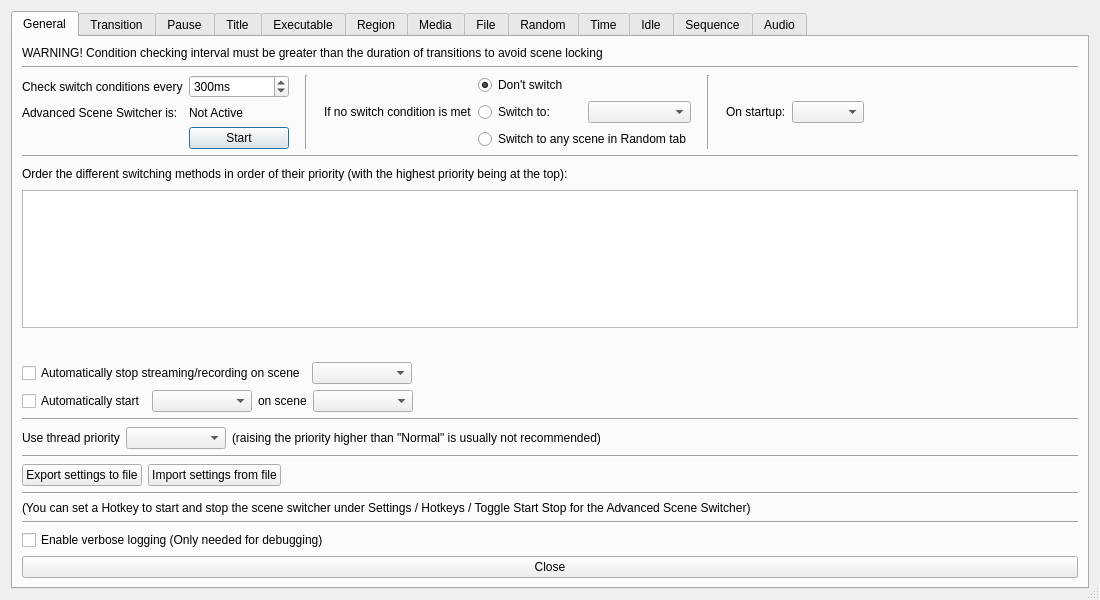
Before: the Qt Designer form forms/advanced-scene-switcher.ui in WarmUpTill/SceneSwitcher, drawn with Qt 5.
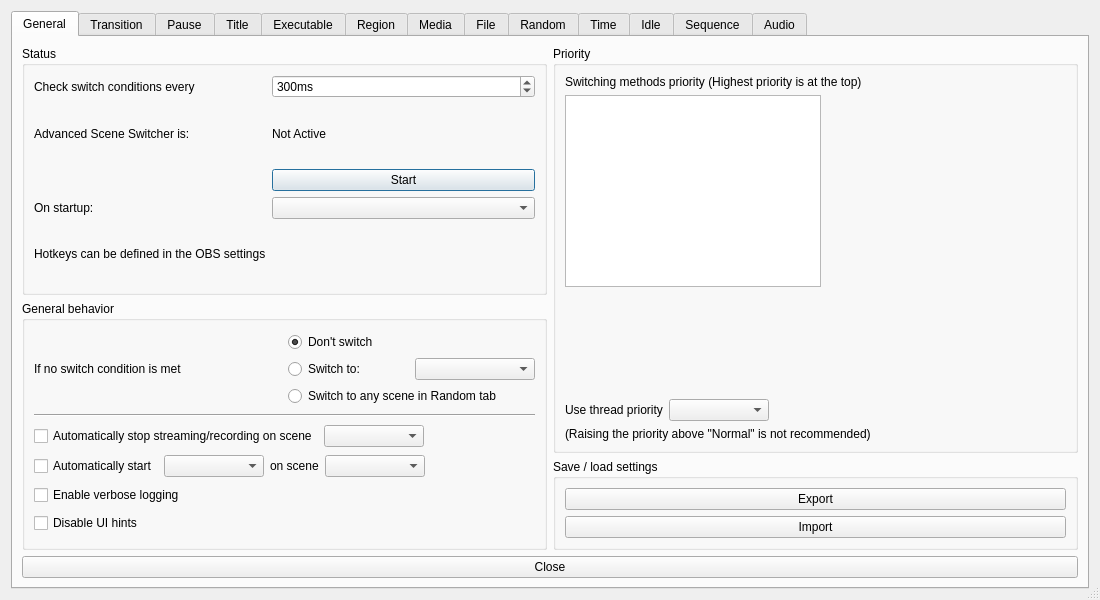
After: the same form once the commit is applied. Icons and pictures are not drawn.

The edit to the form file:
```diff
--- a/forms/advanced-scene-switcher.ui
+++ b/forms/advanced-scene-switcher.ui
@@ -44,65 +44,40 @@
       <attribute name="title">
        <string notr="true">General</string>
       </attribute>
+      <layout class="QVBoxLayout" name="verticalLayout_19">
+       <item>
+        <layout class="QHBoxLayout" name="horizontalLayout_31">
+         <item>
       <layout class="QVBoxLayout" name="verticalLayout_2">
        <item>
-        <layout class="QHBoxLayout" name="horizontalLayout_41">
-         <item>
-          <widget class="QLabel" name="label_63">
-           <property name="text">
-            <string>WARNING! Condition checking interval must be greater than the duration of transitions to avoid scene locking</string>
-           </property>
-          </widget>
-         </item>
-        </layout>
-       </item>
-       <item>
-        <widget class="Line" name="line_6">
-         <property name="orientation">
-          <enum>Qt::Horizontal</enum>
-         </property>
-        </widget>
-       </item>
-       <item>
+            <widget class="QGroupBox" name="statusBox">
+             <property name="title">
+              <string>Status</string>
+             </property>
         <layout class="QGridLayout" name="gridLayout_4">
-         <item row="0" column="2">
-          <widget class="Line" name="line_13">
-           <property name="orientation">
-            <enum>Qt::Vertical</enum>
-           </property>
-          </widget>
-         </item>
-         <item row="0" column="10">
-          <spacer name="horizontalSpacer_47">
-           <property name="orientation">
-            <enum>Qt::Horizontal</enum>
-           </property>
-           <property name="sizeHint" stdset="0">
-            <size>
-             <width>40</width>
-             <height>20</height>
-            </size>
-           </property>
-          </spacer>
-         </item>
-         <item row="0" column="5">
-          <spacer name="horizontalSpacer_52">
-           <property name="orientation">
-            <enum>Qt::Horizontal</enum>
-           </property>
-           <property name="sizeType">
-            <enum>QSizePolicy::Fixed</enum>
-           </property>
-           <property name="sizeHint" stdset="0">
-            <size>
-             <width>10</width>
-             <height>0</height>
-            </size>
-           </property>
-          </spacer>
-         </item>
          <item row="0" column="0">
           <layout class="QGridLayout" name="gridLayout_2">
+                <item row="4" column="0">
+                 <widget class="QLabel" name="label_13">
+                  <property name="text">
+                   <string>Hotkeys can be defined in the OBS settings</string>
+                  </property>
+                 </widget>
+                </item>
+                <item row="1" column="0">
+                 <widget class="QLabel" name="label_5">
+                  <property name="text">
+                   <string>Advanced Scene Switcher is:</string>
+                  </property>
+                 </widget>
+                </item>
+                <item row="3" column="0">
+                 <widget class="QLabel" name="label_64">
+                  <property name="text">
+                   <string>On startup:</string>
+                  </property>
+                 </widget>
+                </item>
            <item row="2" column="1">
             <widget class="QPushButton" name="toggleStartButton">
              <property name="text">
@@ -110,26 +85,8 @@
              </property>
             </widget>
            </item>
-           <item row="0" column="0">
-            <widget class="QLabel" name="label_4">
-             <property name="text">
-              <string>Check switch conditions every</string>
-             </property>
-            </widget>
-           </item>
-           <item row="1" column="1">
-            <widget class="QLabel" name="pluginRunningText">
-             <property name="text">
-              <string notr="true">Not Active</string>
-             </property>
-            </widget>
-           </item>
-           <item row="1" column="0">
-            <widget class="QLabel" name="label_5">
-             <property name="text">
-              <string>Advanced Scene Switcher is:</string>
-             </property>
-            </widget>
+                <item row="3" column="1">
+                 <widget class="QComboBox" name="startupBehavior"/>
            </item>
            <item row="0" column="1">
             <widget class="QSpinBox" name="checkInterval">
@@ -153,9 +110,112 @@
              </property>
             </widget>
            </item>
-          </layout>
-         </item>
-         <item row="0" column="4">
+                <item row="0" column="0">
+                 <widget class="QLabel" name="label_4">
+                  <property name="text">
+                   <string>Check switch conditions every</string>
+                  </property>
+                 </widget>
+                </item>
+                <item row="1" column="1">
+                 <layout class="QHBoxLayout" name="horizontalLayout_47">
+                  <item>
+                   <widget class="QLabel" name="pluginRunningText">
+                    <property name="text">
+                     <string notr="true">Not Active</string>
+                    </property>
+                   </widget>
+                  </item>
+                  <item>
+                   <spacer name="horizontalSpacer">
+                    <property name="orientation">
+                     <enum>Qt::Horizontal</enum>
+                    </property>
+                    <property name="sizeHint" stdset="0">
+                     <size>
+                      <width>40</width>
+                      <height>20</height>
+                     </size>
+                    </property>
+                   </spacer>
+                  </item>
+                 </layout>
+                </item>
+               </layout>
+              </item>
+             </layout>
+            </widget>
+           </item>
+           <item>
+            <widget class="QGroupBox" name="generalSettingsBox">
+             <property name="title">
+              <string>General behavior</string>
+             </property>
+             <layout class="QGridLayout" name="gridLayout_5">
+              <item row="3" column="0">
+               <layout class="QHBoxLayout" name="horizontalLayout_50">
+                <item>
+                 <widget class="QCheckBox" name="autoStartSceneCheckBox">
+                  <property name="text">
+                   <string>Automatically start</string>
+                  </property>
+                 </widget>
+                </item>
+                <item>
+                 <widget class="QComboBox" name="autoStartType">
+                  <property name="sizePolicy">
+                   <sizepolicy hsizetype="Maximum" vsizetype="Fixed">
+                    <horstretch>0</horstretch>
+                    <verstretch>0</verstretch>
+                   </sizepolicy>
+                  </property>
+                  <property name="minimumSize">
+                   <size>
+                    <width>100</width>
+                    <height>0</height>
+                   </size>
+                  </property>
+                 </widget>
+                </item>
+                <item>
+                 <widget class="QLabel" name="label_65">
+                  <property name="text">
+                   <string>on scene</string>
+                  </property>
+                 </widget>
+                </item>
+                <item>
+                 <widget class="QComboBox" name="autoStartScenes">
+                  <property name="sizePolicy">
+                   <sizepolicy hsizetype="Maximum" vsizetype="Fixed">
+                    <horstretch>0</horstretch>
+                    <verstretch>0</verstretch>
+                   </sizepolicy>
+                  </property>
+                  <property name="minimumSize">
+                   <size>
+                    <width>100</width>
+                    <height>0</height>
+                   </size>
+                  </property>
+                 </widget>
+                </item>
+                <item>
+                 <spacer name="horizontalSpacer_55">
+                  <property name="orientation">
+                   <enum>Qt::Horizontal</enum>
+                  </property>
+                  <property name="sizeHint" stdset="0">
+                   <size>
+                    <width>40</width>
+                    <height>20</height>
+                   </size>
+                  </property>
+                 </spacer>
+                </item>
+               </layout>
+              </item>
+              <item row="0" column="0">
           <layout class="QGridLayout" name="gridLayout">
            <item row="0" column="2">
             <layout class="QHBoxLayout" name="horizontalLayout_43">
@@ -240,108 +300,146 @@
            </item>
           </layout>
          </item>
-         <item row="0" column="3">
-          <spacer name="horizontalSpacer_46">
+              <item row="4" column="0">
+               <layout class="QHBoxLayout" name="horizontalLayout_52">
+                <item>
+                 <widget class="QCheckBox" name="verboseLogging">
+                  <property name="text">
+                   <string>Enable verbose logging</string>
+                  </property>
+                 </widget>
+                </item>
+                <item>
+                 <spacer name="horizontalSpacer_49">
            <property name="orientation">
             <enum>Qt::Horizontal</enum>
            </property>
-           <property name="sizeType">
-            <enum>QSizePolicy::Fixed</enum>
-           </property>
            <property name="sizeHint" stdset="0">
             <size>
-             <width>10</width>
-             <height>0</height>
+                    <width>40</width>
+                    <height>20</height>
             </size>
            </property>
           </spacer>
          </item>
-         <item row="0" column="9">
-          <widget class="QComboBox" name="startupBehavior"/>
-         </item>
-         <item row="0" column="1">
-          <spacer name="horizontalSpacer">
-           <property name="orientation">
-            <enum>Qt::Horizontal</enum>
-           </property>
-           <property name="sizeType">
-            <enum>QSizePolicy::Fixed</enum>
-           </property>
-           <property name="sizeHint" stdset="0">
+               </layout>
+              </item>
+              <item row="2" column="0">
+               <layout class="QHBoxLayout" name="horizontalLayout_33">
+                <item>
+                 <widget class="QCheckBox" name="autoStopSceneCheckBox">
+                  <property name="text">
+                   <string>Automatically stop streaming/recording on scene</string>
+                  </property>
+                 </widget>
+                </item>
+                <item>
+                 <widget class="QComboBox" name="autoStopScenes">
+                  <property name="sizePolicy">
+                   <sizepolicy hsizetype="Maximum" vsizetype="Fixed">
+                    <horstretch>0</horstretch>
+                    <verstretch>0</verstretch>
+                   </sizepolicy>
+                  </property>
+                  <property name="minimumSize">
             <size>
-             <width>10</width>
+                    <width>100</width>
              <height>0</height>
             </size>
            </property>
-          </spacer>
-         </item>
-         <item row="0" column="7">
-          <spacer name="horizontalSpacer_53">
+                 </widget>
+                </item>
+                <item>
+                 <spacer name="horizontalSpacer_19">
            <property name="orientation">
             <enum>Qt::Horizontal</enum>
            </property>
-           <property name="sizeType">
-            <enum>QSizePolicy::Fixed</enum>
-           </property>
            <property name="sizeHint" stdset="0">
             <size>
-             <width>10</width>
-             <height>0</height>
+                    <width>40</width>
+                    <height>20</height>
             </size>
            </property>
           </spacer>
          </item>
-         <item row="0" column="6">
-          <widget class="Line" name="line_18">
+               </layout>
+              </item>
+              <item row="1" column="0">
+               <widget class="Line" name="line_6">
            <property name="orientation">
-            <enum>Qt::Vertical</enum>
+                 <enum>Qt::Horizontal</enum>
            </property>
           </widget>
          </item>
-         <item row="0" column="8">
-          <widget class="QLabel" name="label_64">
+              <item row="5" column="0">
+               <layout class="QHBoxLayout" name="horizontalLayout_48">
+                <item>
+                 <widget class="QCheckBox" name="uiHintsDisable">
            <property name="text">
-            <string>On startup:</string>
+                   <string>Disable UI hints</string>
            </property>
           </widget>
          </item>
-        </layout>
-       </item>
        <item>
-        <widget class="Line" name="line_8">
+                 <spacer name="horizontalSpacer_52">
          <property name="orientation">
           <enum>Qt::Horizontal</enum>
          </property>
-        </widget>
-       </item>
+                  <property name="sizeHint" stdset="0">
+                   <size>
+                    <width>40</width>
+                    <height>20</height>
+                   </size>
+                  </property>
+                 </spacer>
+                </item>
+               </layout>
+              </item>
+             </layout>
+            </widget>
+           </item>
+          </layout>
+         </item>
        <item>
-        <layout class="QHBoxLayout" name="horizontalLayout_31">
+          <layout class="QVBoxLayout" name="verticalLayout_18">
+           <item>
+            <widget class="QGroupBox" name="priorityBox">
+             <property name="title">
+              <string>Priority</string>
+             </property>
+             <layout class="QVBoxLayout" name="verticalLayout_16">
          <item>
           <widget class="QLabel" name="description">
            <property name="text">
-            <string>Order the different switching methods in order of their priority (with the highest priority being at the top):</string>
+                 <string>Switching methods priority (Highest priority is at the top)</string>
            </property>
           </widget>
          </item>
          <item>
-          <spacer name="horizontalSpacer_30">
-           <property name="orientation">
-            <enum>Qt::Horizontal</enum>
-           </property>
-           <property name="sizeHint" stdset="0">
-            <size>
-             <width>40</width>
-             <height>20</height>
-            </size>
-           </property>
-          </spacer>
-         </item>
-        </layout>
-       </item>
+               <layout class="QVBoxLayout" name="verticalLayout_10">
+                <item>
+                 <layout class="QHBoxLayout" name="horizontalLayout_41">
        <item>
         <widget class="QListWidget" name="priorityList"/>
        </item>
        <item>
+                   <spacer name="horizontalSpacer_30">
+                    <property name="orientation">
+                     <enum>Qt::Horizontal</enum>
+                    </property>
+                    <property name="sizeHint" stdset="0">
+                     <size>
+                      <width>40</width>
+                      <height>20</height>
+                     </size>
+                    </property>
+                   </spacer>
+                  </item>
+                 </layout>
+                </item>
+               </layout>
+              </item>
+              <item>
         <layout class="QHBoxLayout" name="horizontalLayout_32">
          <item>
           <widget class="QPushButton" name="priorityUp">
@@ -399,114 +497,17 @@
         </layout>
        </item>
        <item>
-        <layout class="QHBoxLayout" name="horizontalLayout_33">
-         <item>
-          <widget class="QCheckBox" name="autoStopSceneCheckBox">
-           <property name="text">
-            <string>Automatically stop streaming/recording on scene</string>
-           </property>
-          </widget>
-         </item>
-         <item>
-          <widget class="QComboBox" name="autoStopScenes">
-           <property name="sizePolicy">
-            <sizepolicy hsizetype="Maximum" vsizetype="Fixed">
-             <horstretch>0</horstretch>
-             <verstretch>0</verstretch>
-            </sizepolicy>
-           </property>
-           <property name="minimumSize">
-            <size>
-             <width>100</width>
-             <height>0</height>
-            </size>
-           </property>
-          </widget>
-         </item>
-         <item>
-          <spacer name="horizontalSpacer_19">
+               <spacer name="verticalSpacer">
            <property name="orientation">
-            <enum>Qt::Horizontal</enum>
+                 <enum>Qt::Vertical</enum>
            </property>
            <property name="sizeHint" stdset="0">
             <size>
-             <width>40</width>
-             <height>20</height>
+                  <width>20</width>
+                  <height>40</height>
             </size>
            </property>
           </spacer>
-         </item>
-        </layout>
-       </item>
-       <item>
-        <layout class="QHBoxLayout" name="horizontalLayout_50">
-         <item>
-          <widget class="QCheckBox" name="autoStartSceneCheckBox">
-           <property name="text">
-            <string>Automatically start</string>
-           </property>
-          </widget>
-         </item>
-         <item>
-          <widget class="QComboBox" name="autoStartType">
-           <property name="sizePolicy">
-            <sizepolicy hsizetype="Maximum" vsizetype="Fixed">
-             <horstretch>0</horstretch>
-             <verstretch>0</verstretch>
-            </sizepolicy>
-           </property>
-           <property name="minimumSize">
-            <size>
-             <width>100</width>
-             <height>0</height>
-            </size>
-           </property>
-          </widget>
-         </item>
-         <item>
-          <widget class="QLabel" name="label_65">
-           <property name="text">
-            <string>on scene</string>
-           </property>
-          </widget>
-         </item>
-         <item>
-          <widget class="QComboBox" name="autoStartScenes">
-           <property name="sizePolicy">
-            <sizepolicy hsizetype="Maximum" vsizetype="Fixed">
-             <horstretch>0</horstretch>
-             <verstretch>0</verstretch>
-            </sizepolicy>
-           </property>
-           <property name="minimumSize">
-            <size>
-             <width>100</width>
-             <height>0</height>
-            </size>
-           </property>
-          </widget>
-         </item>
-         <item>
-          <spacer name="horizontalSpacer_55">
-           <property name="orientation">
-            <enum>Qt::Horizontal</enum>
-           </property>
-           <property name="sizeHint" stdset="0">
-            <size>
-             <width>40</width>
-             <height>20</height>
-            </size>
-           </property>
-          </spacer>
-         </item>
-        </layout>
-       </item>
-       <item>
-        <widget class="Line" name="line_10">
-         <property name="orientation">
-          <enum>Qt::Horizontal</enum>
-         </property>
-        </widget>
        </item>
        <item>
         <layout class="QHBoxLayout" name="horizontalLayout_49">
@@ -533,13 +534,6 @@
            </property>
           </widget>
          </item>
-         <item>
-          <widget class="QLabel" name="label_57">
-           <property name="text">
-            <string>(raising the priority higher than &quot;Normal&quot; is usually not recommended)</string>
-           </property>
-          </widget>
-         </item>
          <item>
           <spacer name="horizontalSpacer_41">
            <property name="orientation">
@@ -556,85 +550,39 @@
         </layout>
        </item>
        <item>
-        <widget class="Line" name="line_7">
-         <property name="orientation">
-          <enum>Qt::Horizontal</enum>
-         </property>
+               <widget class="QLabel" name="label_57">
+                <property name="text">
+                 <string>(Raising the priority above &quot;Normal&quot; is not recommended)</string>
+                </property>
+               </widget>
+              </item>
+             </layout>
         </widget>
        </item>
        <item>
-        <layout class="QHBoxLayout" name="horizontalLayout_47">
+            <widget class="QGroupBox" name="saveLoadBox">
+             <property name="title">
+              <string>Save / load settings</string>
+             </property>
+             <layout class="QVBoxLayout" name="verticalLayout_17">
          <item>
           <widget class="QPushButton" name="exportSettings">
            <property name="text">
-            <string>Export settings to file</string>
+                 <string>Export</string>
            </property>
           </widget>
          </item>
          <item>
           <widget class="QPushButton" name="importSettings">
            <property name="text">
-            <string>Import settings from file</string>
+                 <string>Import</string>
            </property>
           </widget>
          </item>
-         <item>
-          <spacer name="horizontalSpacer_48">
-           <property name="orientation">
-            <enum>Qt::Horizontal</enum>
-           </property>
-           <property name="sizeHint" stdset="0">
-            <size>
-             <width>40</width>
-             <height>20</height>
-            </size>
-           </property>
-          </spacer>
-         </item>
-        </layout>
-       </item>
-       <item>
-        <widget class="Line" name="line_15">
-         <property name="orientation">
-          <enum>Qt::Horizontal</enum>
-         </property>
-        </widget>
-       </item>
-       <item>
-        <widget class="QLabel" name="label_13">
-         <property name="text">
-          <string>(You can set a Hotkey to start and stop the scene switcher under Settings / Hotkeys / Toggle Start Stop for the Advanced Scene Switcher)</string>
-         </property>
-        </widget>
-       </item>
-       <item>
-        <widget class="Line" name="line_14">
-         <property name="orientation">
-          <enum>Qt::Horizontal</enum>
-         </property>
-        </widget>
-       </item>
-       <item>
-        <layout class="QHBoxLayout" name="horizontalLayout_48">
-         <item>
-          <widget class="QCheckBox" name="verboseLogging">
-           <property name="text">
-            <string>Enable verbose logging (Only needed for debugging)</string>
-           </property>
-          </widget>
-         </item>
-         <item>
-          <spacer name="horizontalSpacer_49">
-           <property name="orientation">
-            <enum>Qt::Horizontal</enum>
-           </property>
-           <property name="sizeHint" stdset="0">
-            <size>
-             <width>40</width>
-             <height>20</height>
-            </size>
-           </property>
-          </spacer>
+             </layout>
+            </widget>
+           </item>
+          </layout>
          </item>
         </layout>
        </item>
@@ -801,6 +749,91 @@
              </property>
             </widget>
            </item>
+            <item>
+             <spacer name="horizontalSpacer_48">
+              <property name="orientation">
+               <enum>Qt::Horizontal</enum>
+              </property>
+              <property name="sizeType">
+               <enum>QSizePolicy::Fixed</enum>
+              </property>
+              <property name="sizeHint" stdset="0">
+               <size>
+                <width>5</width>
+                <height>20</height>
+               </size>
+              </property>
+             </spacer>
+            </item>
+            <item>
+             <widget class="Line" name="line_14">
+              <property name="orientation">
+               <enum>Qt::Vertical</enum>
+              </property>
+             </widget>
+            </item>
+            <item>
+             <spacer name="horizontalSpacer_53">
+              <property name="orientation">
+               <enum>Qt::Horizontal</enum>
+              </property>
+              <property name="sizeType">
+               <enum>QSizePolicy::Fixed</enum>
+              </property>
+              <property name="sizeHint" stdset="0">
+               <size>
+                <width>5</width>
+                <height>20</height>
+               </size>
+              </property>
+             </spacer>
+            </item>
+            <item>
+             <widget class="QPushButton" name="transitionsUp">
+              <property name="maximumSize">
+               <size>
+                <width>22</width>
+                <height>22</height>
+               </size>
+              </property>
+              <property name="text">
+               <string/>
+              </property>
+              <property name="icon">
+               <iconset>
+                <normaloff>../../../forms/images/up.svg</normaloff>../../../forms/images/up.svg</iconset>
+              </property>
+              <property name="flat">
+               <bool>true</bool>
+              </property>
+              <property name="themeID" stdset="0">
+               <string>upArrowIconSmall</string>
+              </property>
+             </widget>
+            </item>
+            <item>
+             <widget class="QPushButton" name="transitionsDown">
+              <property name="maximumSize">
+               <size>
+                <width>22</width>
+                <height>22</height>
+               </size>
+              </property>
+              <property name="text">
+               <string/>
+              </property>
+              <property name="icon">
+               <iconset>
+                <normaloff>../../../forms/images/down.svg</normaloff>../../../forms/images/down.svg</iconset>
+              </property>
+              <property name="flat">
+               <bool>true</bool>
+              </property>
+              <property name="themeID" stdset="0">
+               <string>downArrowIconSmall</string>
+              </property>
+             </widget>
+            </item>
            <item>
             <spacer name="horizontalSpacer_17">
              <property name="orientation">
@@ -924,6 +957,91 @@
              </property>
             </widget>
            </item>
+            <item>
+             <spacer name="horizontalSpacer_54">
+              <property name="orientation">
+               <enum>Qt::Horizontal</enum>
+              </property>
+              <property name="sizeType">
+               <enum>QSizePolicy::Fixed</enum>
+              </property>
+              <property name="sizeHint" stdset="0">
+               <size>
+                <width>5</width>
+                <height>20</height>
+               </size>
+              </property>
+             </spacer>
+            </item>
+            <item>
+             <widget class="Line" name="line_13">
+              <property name="orientation">
+               <enum>Qt::Vertical</enum>
+              </property>
+             </widget>
+            </item>
+            <item>
+             <spacer name="horizontalSpacer_47">
+              <property name="orientation">
+               <enum>Qt::Horizontal</enum>
+              </property>
+              <property name="sizeType">
+               <enum>QSizePolicy::Fixed</enum>
+              </property>
+              <property name="sizeHint" stdset="0">
+               <size>
+                <width>5</width>
+                <height>20</height>
+               </size>
+              </property>
+             </spacer>
+            </item>
+            <item>
+             <widget class="QPushButton" name="defaultTransitionsUp">
+              <property name="maximumSize">
+               <size>
+                <width>22</width>
+                <height>22</height>
+               </size>
+              </property>
+              <property name="text">
+               <string/>
+              </property>
+              <property name="icon">
+               <iconset>
+                <normaloff>../../../forms/images/up.svg</normaloff>../../../forms/images/up.svg</iconset>
+              </property>
+              <property name="flat">
+               <bool>true</bool>
+              </property>
+              <property name="themeID" stdset="0">
+               <string>upArrowIconSmall</string>
+              </property>
+             </widget>
+            </item>
+            <item>
+             <widget class="QPushButton" name="defaultTransitionsDown">
+              <property name="maximumSize">
+               <size>
+                <width>22</width>
+                <height>22</height>
+               </size>
+              </property>
+              <property name="text">
+               <string/>
+              </property>
+              <property name="icon">
+               <iconset>
+                <normaloff>../../../forms/images/down.svg</normaloff>../../../forms/images/down.svg</iconset>
+              </property>
+              <property name="flat">
+               <bool>true</bool>
+              </property>
+              <property name="themeID" stdset="0">
+               <string>downArrowIconSmall</string>
+              </property>
+             </widget>
+            </item>
            <item>
             <spacer name="horizontalSpacer_27">
              <property name="orientation">
@@ -1991,6 +2109,20 @@
            </property>
           </widget>
          </item>
+         <item>
+          <widget class="Line" name="line_7">
+           <property name="orientation">
+            <enum>Qt::Vertical</enum>
+           </property>
+          </widget>
+         </item>
+         <item>
+          <widget class="QPushButton" name="showFrame">
+           <property name="text">
+            <string>Show guide frames</string>
+           </property>
+          </widget>
+         </item>
          <item>
           <spacer name="horizontalSpacer_18">
            <property name="orientation">
@@ -3669,103 +3801,6 @@
        <string>Audio</string>
       </attribute>
       <layout class="QVBoxLayout" name="verticalLayout_9">
-       <item>
-        <layout class="QVBoxLayout" name="audioControlLayout">
-         <item>
-          <layout class="QHBoxLayout" name="horizontalLayout_52">
-           <item>
-            <widget class="QLabel" name="label_66">
-             <property name="text">
-              <string>When the volume of</string>
-             </property>
-            </widget>
-           </item>
-           <item>
-            <widget class="QComboBox" name="audioSources">
-             <property name="sizePolicy">
-              <sizepolicy hsizetype="Maximum" vsizetype="Fixed">
-               <horstretch>0</horstretch>
-               <verstretch>0</verstretch>
-              </sizepolicy>
-             </property>
-             <property name="minimumSize">
-              <size>
-               <width>100</width>
-               <height>0</height>
-              </size>
-             </property>
-            </widget>
-           </item>
-           <item>
-            <widget class="QLabel" name="label_67">
-             <property name="text">
-              <string>is above</string>
-             </property>
-            </widget>
-           </item>
-           <item>
-            <widget class="QSpinBox" name="audioVolumeThreshold">
-             <property name="suffix">
-              <string>%</string>
-             </property>
-             <property name="maximum">
-              <number>100</number>
-             </property>
-            </widget>
-           </item>
-           <item>
-            <widget class="QLabel" name="label_68">
-             <property name="text">
-              <string>switch to</string>
-             </property>
-            </widget>
-           </item>
-           <item>
-            <widget class="QComboBox" name="audioScenes">
-             <property name="sizePolicy">
-              <sizepolicy hsizetype="Maximum" vsizetype="Fixed">
-               <horstretch>0</horstretch>
-               <verstretch>0</verstretch>
-              </sizepolicy>
-             </property>
-             <property name="minimumSize">
-              <size>
-               <width>100</width>
-               <height>0</height>
-              </size>
-             </property>
-            </widget>
-           </item>
-           <item>
-            <widget class="QLabel" name="label_69">
-             <property name="text">
-              <string>using</string>
-             </property>
-            </widget>
-           </item>
-           <item>
-            <widget class="QComboBox" name="audioTransitions"/>
-           </item>
-           <item>
-            <spacer name="horizontalSpacer_54">
-             <property name="orientation">
-              <enum>Qt::Horizontal</enum>
-             </property>
-             <property name="sizeHint" stdset="0">
-              <size>
-               <width>40</width>
-               <height>20</height>
-              </size>
-             </property>
-            </spacer>
-           </item>
-          </layout>
-         </item>
-         <item>
-          <widget class="QWidget" name="audioPlaceholder" native="true"/>
-         </item>
-        </layout>
-       </item>
        <item>
         <widget class="QListWidget" name="audioSwitches">
          <property name="sizePolicy">
```
Left out of the diff: 832 changed lines with no effect on the pictures. Lines whose indentation alone changed are shown as unchanged.
